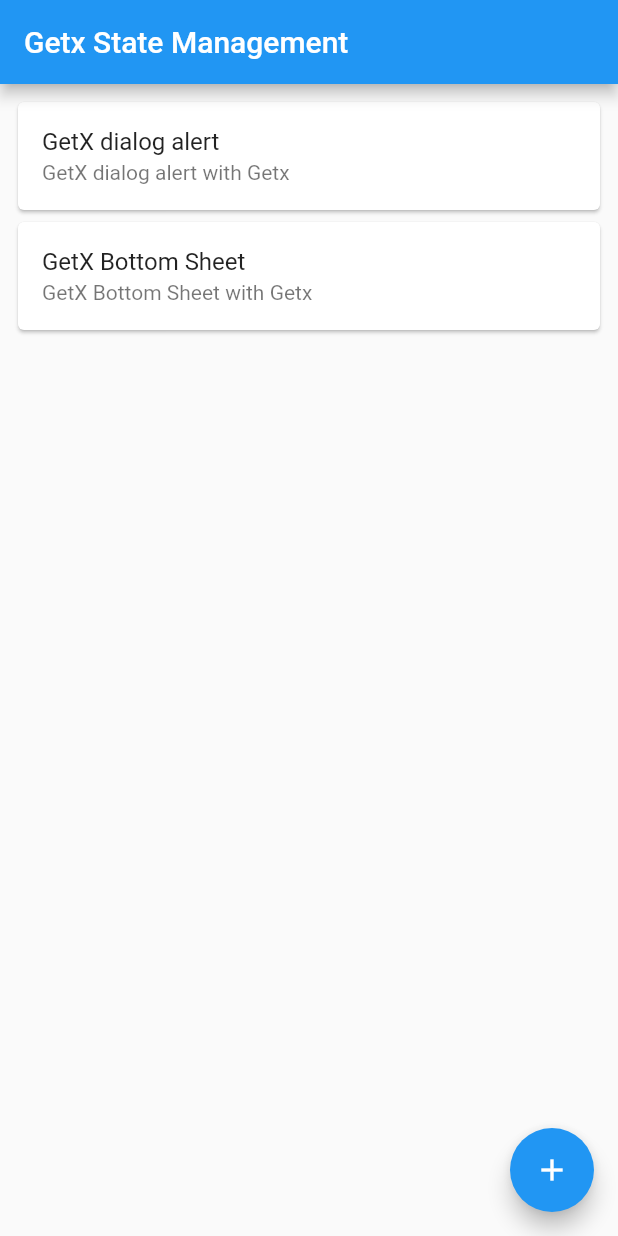
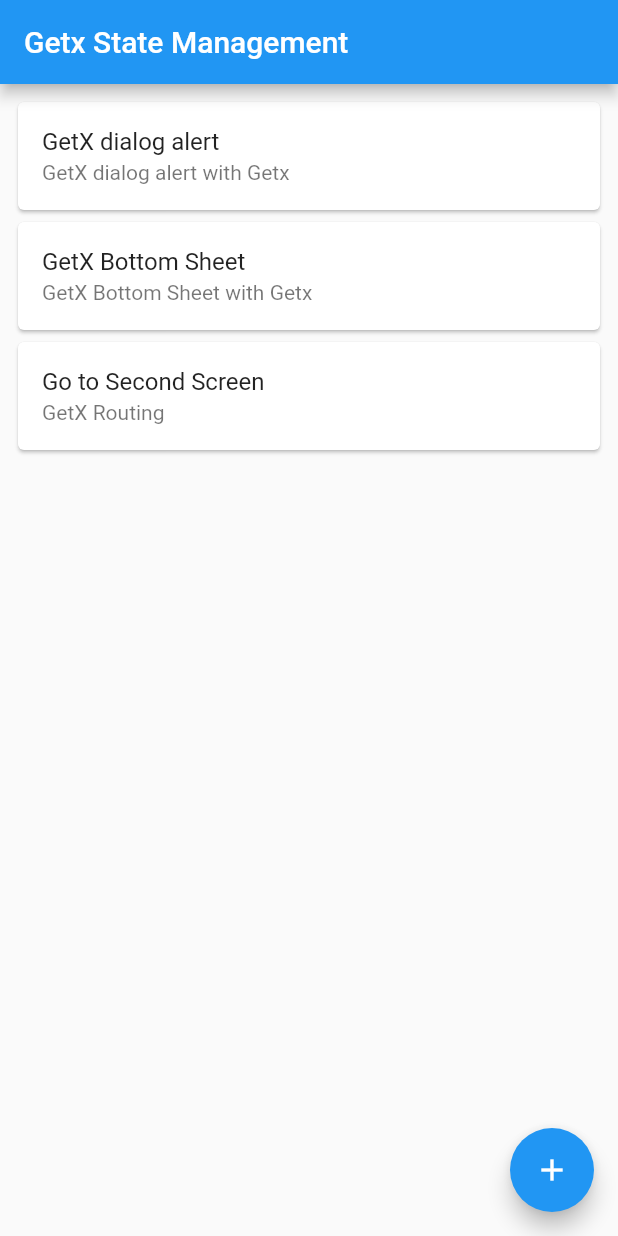
Before and after one commit to ThisIsAnshMalik/get_x, a Flutter app: the screen it shows after launch, on a phone screen of 412 x 824 dp. Run offline on Flutter 3.47's test engine with Material 2 defaults, Android fonts, the phone set to English and light mode, and no system bars; our stand-ins replace get.

Commit message:
routing with getX

```diff
--- a/lib/main.dart
+++ b/lib/main.dart
@@ -1,6 +1,7 @@
 import 'package:flutter/material.dart';
 import 'package:get/get.dart';
 import 'package:get_x/view/home.dart';
+import 'package:get_x/view/second.dart';
 
 void main() {
   runApp(const MyApp());
@@ -19,6 +20,10 @@ class MyApp extends StatelessWidget {
         primarySwatch: Colors.blue,
       ),
       home: const HomeView(),
+      getPages: [
+        GetPage(name: "/home", page: (() => const HomeView())),
+        GetPage(name: "/second", page: (() => const SecondScreen()))
+      ],
     );
   }
 }
--- a/lib/view/home.dart
+++ b/lib/view/home.dart
@@ -66,7 +66,16 @@ class _HomeViewState extends State<HomeView> {
                   ));
                 },
               ),
-            )
+            ),
+            Card(
+              child: ListTile(
+                title: const Text("Go to Second Screen"),
+                subtitle: const Text("GetX Routing "),
+                onTap: () {
+                  Get.toNamed("/second");
+                },
+              ),
+            ),
           ],
         ),
       ),
```
Also changed, not shown: lib/view/second.dart (added, +21 -0 lines).
